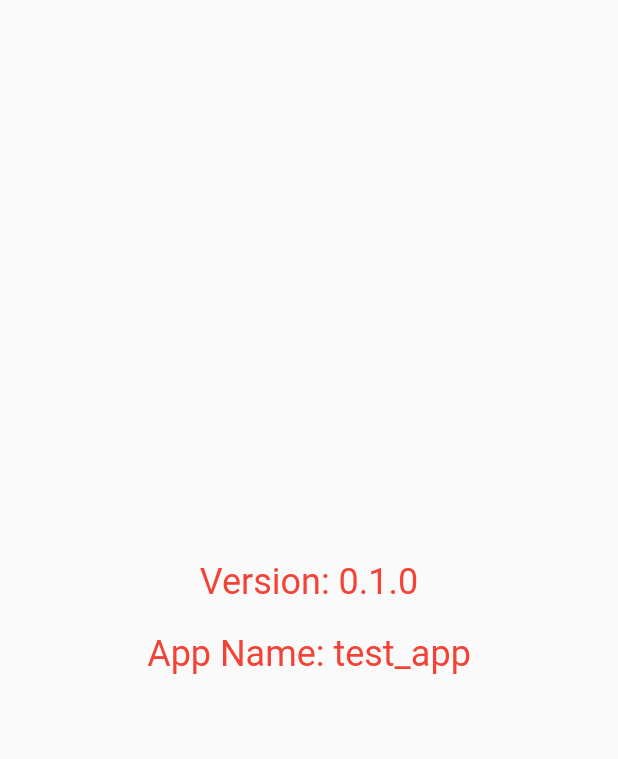
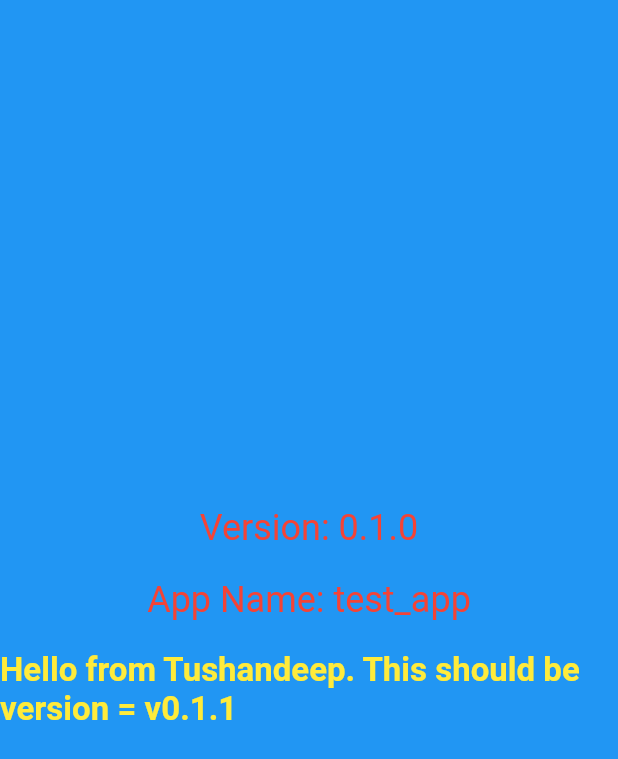
Before and after one commit to Tushandeep/test-app, a Flutter app: the screen it shows after launch, on a phone screen of 412 x 824 dp. Shown: the top 759 px of the screen. Run offline on Flutter 3.47's test engine with Material 2 defaults, Android fonts, the phone set to English and light mode, and no system bars; our stand-ins replace package_info_plus; missing offline and left inert: updat.

Commit message:
Patch Update Version: v0.1.1

```diff
--- a/lib/main.dart
+++ b/lib/main.dart
@@ -56,6 +56,7 @@ class HomePage extends StatelessWidget {
       callback: (status) => print(status),
       closeOnInstall: true,
       child: Scaffold(
+        backgroundColor: Colors.blue,
         body: Center(
           child: Column(
             mainAxisSize: MainAxisSize.min,
@@ -76,6 +77,15 @@ class HomePage extends StatelessWidget {
                   color: Colors.red,
                 ),
               ),
+              const SizedBox(height: 20),
+              const Text(
+                "Hello from Tushandeep. This should be version = v0.1.1",
+                style: TextStyle(
+                  fontSize: 22,
+                  fontWeight: FontWeight.bold,
+                  color: Colors.yellow,
+                ),
+              )
             ],
           ),
         ),
```
